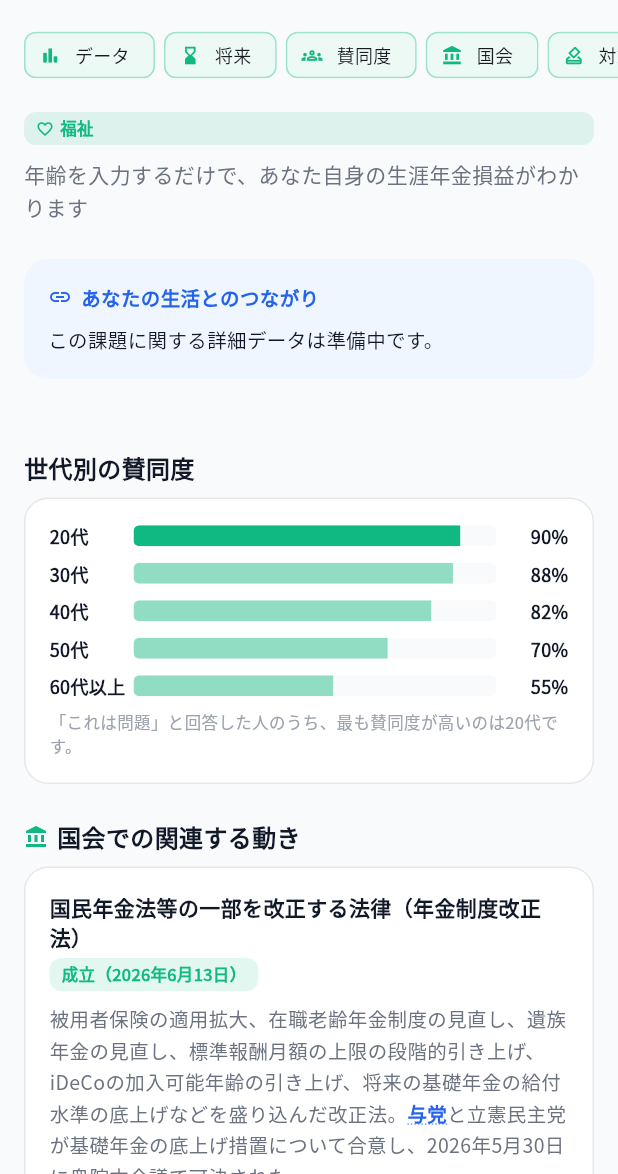
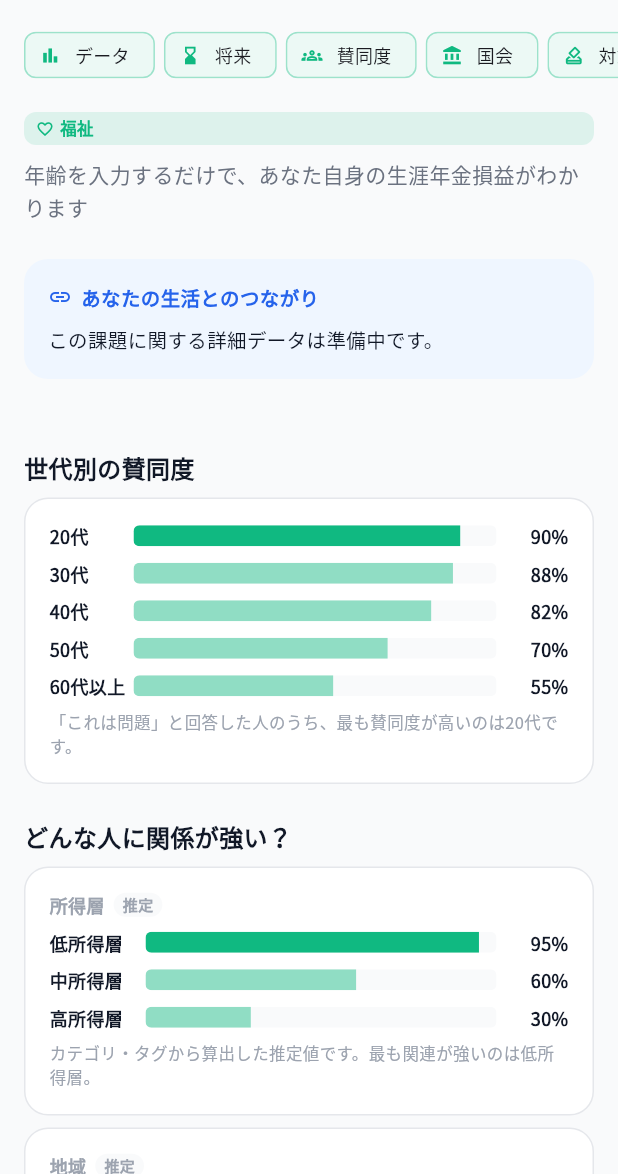
Before and after one commit to zka32101/seisaku_tohyo_map, a Flutter app: the ChallengeDetailScreen screen opened directly with sample values from the repository, on a phone screen of 412 x 824 dp, the part 62-1236 px from its top. Run offline on Flutter 3.47's test engine with Material 3 defaults, Android fonts, the phone set to English and light mode, and no system bars; our stand-ins replace cloud_firestore, connectivity_plus, firebase_analytics, firebase_auth, firebase_core, firebase_messaging and 7 more; accounts and stored records are empty.

Commit message:
feat: 各課題の所得層・地域別の関連度を表示
課題詳細画面に「どんな人に関係が強い？」セクションを追加し、
既存の世代別賛同度に加えて所得層（低/中/高所得）・地域（大都市/
地方都市/過疎地域）ごとの関連度を可視化。

- lib/domain/services/demographic_relevance.dart (新規):
  カテゴリ・タグから所得層/地域別の関連度を機械的に算出するサービス。
  実データではない推定値であることをコード・UI双方で明示。

- challenge_detail_screen.dart:
  _RelevanceBarChart を追加し、世代別賛同度と同じビジュアル言語で
  所得層・地域の関連度バーを表示（「推定」バッジ付き）。

Co-Authored-By: Claude Sonnet 5 <noreply@anthropic.com>
Claude-Session: https://claude.ai/code/session_0132QvsVndrjmTbkAcTaJNp6

```diff
--- /dev/null
+++ b/lib/domain/services/demographic_relevance.dart
@@ -0,0 +1,86 @@
+import '../entities/challenge.dart';
+
+/// 課題が「どの所得層・どの地域に強く関係するか」を推定するサービス。
+///
+/// generationAgreement（世代別の賛同度）とは異なり、こちらは実際の投票・調査データではなく、
+/// カテゴリとタグから機械的に算出した「関連度の推定値」。
+/// UI上では必ず「推定」であることを明示し、実データと混同させないこと。
+class DemographicRelevance {
+  DemographicRelevance._();
+
+  /// 所得層別の関連度（0.0〜1.0）。 low = 低所得層, mid = 中所得層, high = 高所得層
+  static Map<String, double> incomeRelevance(Challenge challenge) {
+    final scores = Map<String, double>.from(
+      _incomeBaseByCategory[challenge.category] ?? _incomeDefault,
+    );
+
+    for (final tag in challenge.tags) {
+      final adjustments = _incomeTagAdjustments[tag];
+      if (adjustments == null) continue;
+      adjustments.forEach((key, delta) {
+        scores[key] = (scores[key] ?? 0) + delta;
+      });
+    }
+
+    return scores.map((key, value) => MapEntry(key, value.clamp(0.0, 1.0)));
+  }
+
+  /// 地域別の関連度（0.0〜1.0）。 urban = 大都市, local = 地方都市, rural = 過疎地域
+  static Map<String, double> regionRelevance(Challenge challenge) {
+    final scores = Map<String, double>.from(
+      _regionBaseByCategory[challenge.category] ?? _regionDefault,
+    );
+
+    for (final tag in challenge.tags) {
+      final adjustments = _regionTagAdjustments[tag];
+      if (adjustments == null) continue;
+      adjustments.forEach((key, delta) {
+        scores[key] = (scores[key] ?? 0) + delta;
+      });
+    }
+
+    return scores.map((key, value) => MapEntry(key, value.clamp(0.0, 1.0)));
+  }
+
+  static const _incomeDefault = {'low': 0.50, 'mid': 0.60, 'high': 0.50};
+
+  static const _incomeBaseByCategory = {
+    'welfare': {'low': 0.85, 'mid': 0.55, 'high': 0.30},
+    'economy': {'low': 0.55, 'mid': 0.65, 'high': 0.55},
+    'debt': {'low': 0.55, 'mid': 0.65, 'high': 0.60},
+    'demographic': {'low': 0.55, 'mid': 0.60, 'high': 0.45},
+    'politics': {'low': 0.45, 'mid': 0.55, 'high': 0.55},
+    'structural': {'low': 0.50, 'mid': 0.60, 'high': 0.50},
+  };
+
+  static const _incomeTagAdjustments = {
+    '貧困': {'low': 0.20},
+    '格差': {'low': 0.15, 'high': -0.10},
+    '税金': {'high': 0.10},
+    '財政': {'high': 0.10},
+    '中小企業': {'mid': 0.15, 'low': 0.05},
+    '住宅': {'low': 0.10},
+    '介護': {'low': 0.10, 'mid': 0.05},
+    '医療': {'low': 0.10, 'mid': 0.05},
+    '年金': {'low': 0.10, 'mid': 0.05},
+    '教育': {'mid': 0.10},
+    '子育て': {'mid': 0.10},
+    '雇用': {'low': 0.05, 'mid': 0.05},
+  };
+
+  static const _regionDefault = {'urban': 0.55, 'local': 0.50, 'rural': 0.40};
+
+  static const _regionBaseByCategory = {
+    'structural': {'urban': 0.50, 'local': 0.55, 'rural': 0.55},
+  };
+
+  static const _regionTagAdjustments = {
+    '地方': {'local': 0.25, 'rural': 0.30, 'urban': -0.10},
+    '防災': {'local': 0.10, 'rural': 0.15},
+    '介護': {'rural': 0.10},
+    '医療': {'rural': 0.10},
+    '住宅': {'urban': 0.15},
+    '雇用': {'local': 0.05, 'rural': 0.05},
+    '中小企業': {'local': 0.10, 'rural': 0.05},
+  };
+}
--- a/lib/presentation/screens/challenge_detail_screen.dart
+++ b/lib/presentation/screens/challenge_detail_screen.dart
@@ -23,6 +23,7 @@ import '../../domain/entities/comment.dart';
 import '../../domain/entities/diet_bill.dart';
 import '../../domain/entities/issue_advocate.dart';
 import '../../domain/entities/policy_option.dart';
+import '../../domain/services/demographic_relevance.dart';
 import '../../infrastructure/analytics/analytics_service.dart';
 import '../../infrastructure/local_storage/activity_store.dart';
 import '../navigation/navigation_helpers.dart';
@@ -311,6 +312,36 @@ class _ChallengeDetailScreenState extends ConsumerState<ChallengeDetailScreen> {
                 ),
               ],
 
+              const SizedBox(height: AppSpacing.lg),
+              const Text(
+                'どんな人に関係が強い？',
+                style: TextStyle(fontSize: 16, fontWeight: FontWeight.w800),
+              ),
+              const SizedBox(height: AppSpacing.sm),
+              _RelevanceBarChart(
+                title: '所得層',
+                entries: DemographicRelevance.incomeRelevance(challenge),
+                order: const ['low', 'mid', 'high'],
+                labels: const {
+                  'low': '低所得層',
+                  'mid': '中所得層',
+                  'high': '高所得層',
+                },
+                color: color,
+              ),
+              const SizedBox(height: AppSpacing.sm),
+              _RelevanceBarChart(
+                title: '地域',
+                entries: DemographicRelevance.regionRelevance(challenge),
+                order: const ['urban', 'local', 'rural'],
+                labels: const {
+                  'urban': '大都市',
+                  'local': '地方都市',
+                  'rural': '過疎地域',
+                },
+                color: color,
+              ),
+
               KeyedSubtree(
                 key: _dietBillKey,
                 child: _DietBillSection(
@@ -494,6 +525,133 @@ class _GenerationAgreementMap extends StatelessWidget {
           ],
           Text(
             '「これは問題」と回答した人のうち、最も賛同度が高いのは${_labels[maxEntry.key]}です。',
+            style: const TextStyle(fontSize: 11, color: AppColors.textMuted),
+          ),
+        ],
+      ),
+    );
+  }
+}
+
+/// 所得層・地域など、任意の切り口での関連度を表す棒グラフ。
+/// カテゴリ・タグから機械的に算出した推定値のため、その旨を明記する。
+class _RelevanceBarChart extends StatelessWidget {
+  final String title;
+  final Map<String, double> entries;
+  final List<String> order;
+  final Map<String, String> labels;
+  final Color color;
+
+  const _RelevanceBarChart({
+    required this.title,
+    required this.entries,
+    required this.order,
+    required this.labels,
+    required this.color,
+  });
+
+  @override
+  Widget build(BuildContext context) {
+    final sorted = order
+        .where((key) => entries.containsKey(key))
+        .map((key) => MapEntry(key, entries[key]!))
+        .toList();
+
+    if (sorted.isEmpty) return const SizedBox.shrink();
+
+    final maxEntry = sorted.reduce((a, b) => a.value > b.value ? a : b);
+
+    return Container(
+      width: double.infinity,
+      padding: const EdgeInsets.all(AppSpacing.md),
+      decoration: BoxDecoration(
+        color: AppColors.surface,
+        borderRadius: BorderRadius.circular(AppRadius.card),
+        border: Border.all(color: AppColors.border),
+      ),
+      child: Column(
+        crossAxisAlignment: CrossAxisAlignment.start,
+        children: [
+          Row(
+            children: [
+              Text(
+                title,
+                style: const TextStyle(
+                  fontSize: 12,
+                  fontWeight: FontWeight.w700,
+                  color: AppColors.textMuted,
+                ),
+              ),
+              const SizedBox(width: 6),
+              Container(
+                padding: const EdgeInsets.symmetric(
+                  horizontal: 6,
+                  vertical: 1,
+                ),
+                decoration: BoxDecoration(
+                  color: AppColors.background,
+                  borderRadius: BorderRadius.circular(AppRadius.badge),
+                ),
+                child: const Text(
+                  '推定',
+                  style: TextStyle(
+                    fontSize: 10,
+                    fontWeight: FontWeight.w700,
+                    color: AppColors.textMuted,
+                  ),
+                ),
+              ),
+            ],
+          ),
+          const SizedBox(height: AppSpacing.sm),
+          for (final entry in sorted) ...[
+            Padding(
+              padding: const EdgeInsets.only(bottom: AppSpacing.sm),
+              child: Row(
+                children: [
+                  SizedBox(
+                    width: 64,
+                    child: Text(
+                      labels[entry.key] ?? entry.key,
+                      style: const TextStyle(
+                        fontSize: 12,
+                        fontWeight: FontWeight.w600,
+                      ),
+                    ),
+                  ),
+                  Expanded(
+                    child: ClipRRect(
+                      borderRadius: BorderRadius.circular(4),
+                      child: LinearProgressIndicator(
+                        value: entry.value,
+                        minHeight: 14,
+                        backgroundColor: AppColors.background,
+                        valueColor: AlwaysStoppedAnimation(
+                          entry.key == maxEntry.key
+                              ? color
+                              : color.withValues(alpha: 0.45),
+                        ),
+                      ),
+                    ),
+                  ),
+                  const SizedBox(width: AppSpacing.sm),
+                  SizedBox(
+                    width: 40,
+                    child: Text(
+                      '${(entry.value * 100).round()}%',
+                      textAlign: TextAlign.right,
+                      style: const TextStyle(
+                        fontSize: 12,
+                        fontWeight: FontWeight.w800,
+                      ),
+                    ),
+                  ),
+                ],
+              ),
+            ),
+          ],
+          Text(
+            'カテゴリ・タグから算出した推定値です。最も関連が強いのは${labels[maxEntry.key]}。',
             style: const TextStyle(fontSize: 11, color: AppColors.textMuted),
           ),
         ],
```
